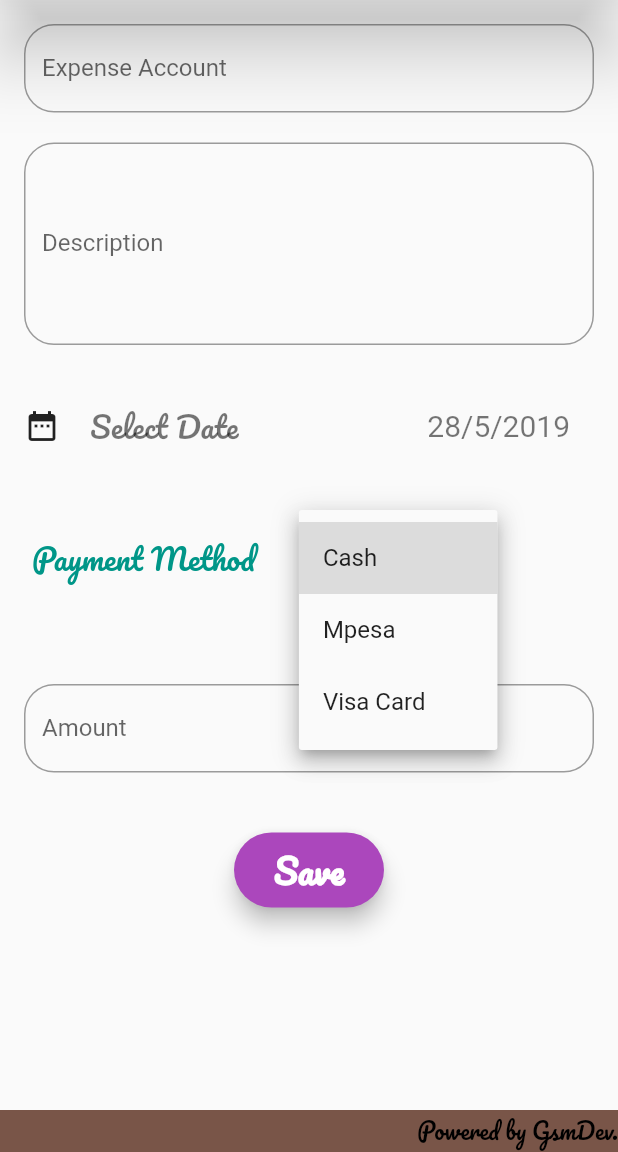
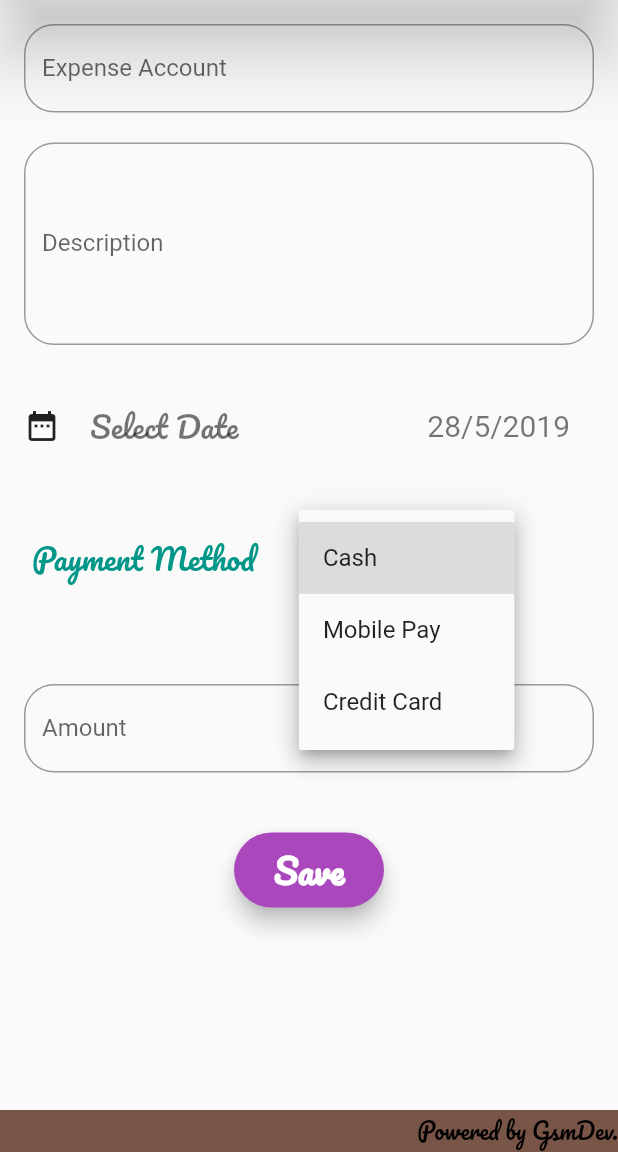
Before and after one commit to Snamron/My-Expenses, a Flutter app: the screen it shows after launch, after a tap on "Cash", on a phone screen of 412 x 824 dp, the part 84-1236 px from its top. Run offline on Flutter 3.47's test engine with Material 2 defaults, Android fonts, the phone set to English and light mode, and no system bars; our stand-ins replace fluttertoast, font_awesome_flutter.

Commit message:
library changes

```diff
--- a/lib/expenseform.dart
+++ b/lib/expenseform.dart
@@ -25,7 +25,7 @@ class _ExpenseFormState extends State<ExpenseForm> {
     });
   }
 
-  List<String> payment = ["Cash", "Mpesa", "Visa Card"];
+  List<String> payment = ["Cash", "Mobile Pay", "Credit Card"];
   String _payment = "Cash";
 
   void selectPayment(String value) {
```
